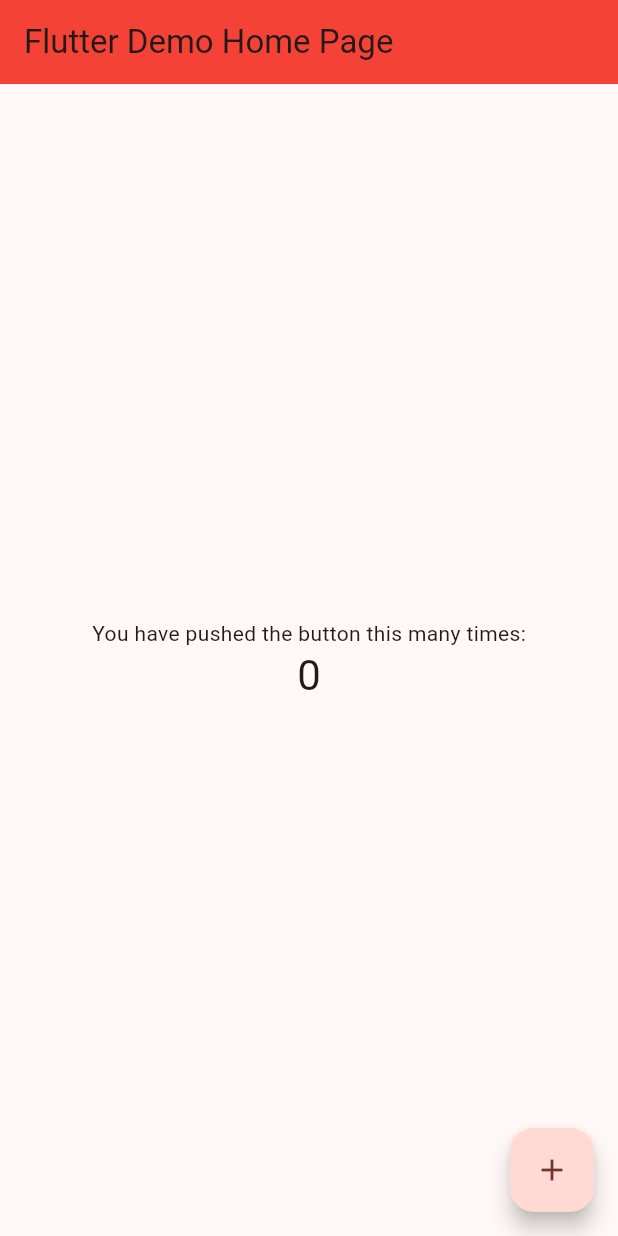
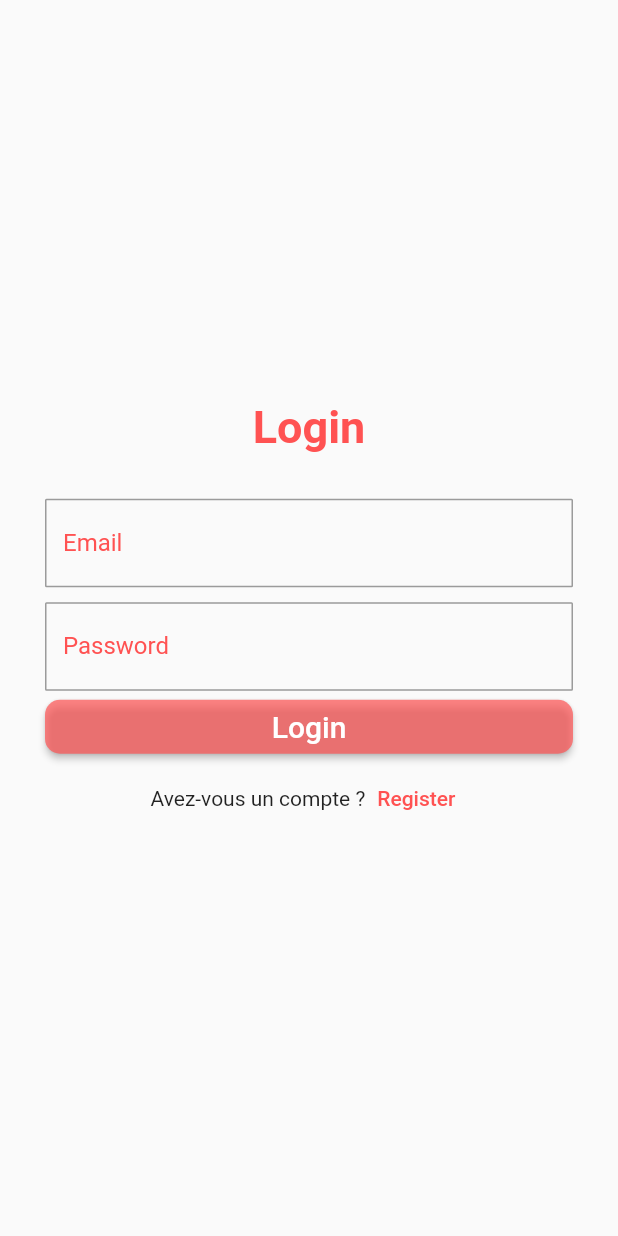
Before and after one commit to Thibaud-LAMON/flutter-CRUD-articles, a Flutter app: the screen it shows after launch, on a phone screen of 412 x 824 dp. Run offline on Flutter 3.47's test engine with Material 2 defaults, Android fonts, the phone set to English and light mode, and no system bars.

Commit message:
design login page

```diff
--- a/lib/main.dart
+++ b/lib/main.dart
@@ -1,3 +1,4 @@
+import 'package:article/screen/homePage.dart';
 import 'package:flutter/material.dart';
 
 void main() {
@@ -7,119 +8,11 @@ void main() {
 class MyApp extends StatelessWidget {
   const MyApp({super.key});
 
-  // This widget is the root of your application.
   @override
   Widget build(BuildContext context) {
     return MaterialApp(
-      title: 'Flutter Demo',
-      theme: ThemeData(
-        // This is the theme of your application.
-        //
-        // TRY THIS: Try running your application with "flutter run". You'll see
-        // the application has a blue toolbar. Then, without quitting the app,
-        // try changing the seedColor in the colorScheme below to Colors.green
-        // and then invoke "hot reload" (save your changes or press the "hot
-        // reload" button in a Flutter-supported IDE, or press "r" if you used
-        // the command line to start the app).
-        //
-        // Notice that the counter didn't reset back to zero; the application
-        // state is not lost during the reload. To reset the state, use hot
-        // restart instead.
-        //
-        // This works for code too, not just values: Most code changes can be
-        // tested with just a hot reload.
-        colorScheme: ColorScheme.fromSeed(seedColor: Colors.red),
-        useMaterial3: true,
-      ),
-      home: const MyHomePage(title: 'Flutter Demo Home Page'),
+      debugShowCheckedModeBanner: false,
+      home: HomePage(),
     );
   }
 }
-
-class MyHomePage extends StatefulWidget {
-  const MyHomePage({super.key, required this.title});
-
-  // This widget is the home page of your application. It is stateful, meaning
-  // that it has a State object (defined below) that contains fields that affect
-  // how it looks.
-
-  // This class is the configuration for the state. It holds the values (in this
-  // case the title) provided by the parent (in this case the App widget) and
-  // used by the build method of the State. Fields in a Widget subclass are
-  // always marked "final".
-
-  final String title;
-
-  @override
-  State<MyHomePage> createState() => _MyHomePageState();
-}
-
-class _MyHomePageState extends State<MyHomePage> {
-  int _counter = 0;
-
-  void _incrementCounter() {
-    setState(() {
-      // This call to setState tells the Flutter framework that something has
-      // changed in this State, which causes it to rerun the build method below
-      // so that the display can reflect the updated values. If we changed
-      // _counter without calling setState(), then the build method would not be
-      // called again, and so nothing would appear to happen.
-      _counter++;
-    });
-  }
-
-  @override
-  Widget build(BuildContext context) {
-    // This method is rerun every time setState is called, for instance as done
-    // by the _incrementCounter method above.
-    //
-    // The Flutter framework has been optimized to make rerunning build methods
-    // fast, so that you can just rebuild anything that needs updating rather
-    // than having to individually change instances of widgets.
-    return Scaffold(
-      appBar: AppBar(
-        // TRY THIS: Try changing the color here to a specific color (to
-        // Colors.amber, perhaps?) and trigger a hot reload to see the AppBar
-        // change color while the other colors stay the same.
-        backgroundColor: Colors.red,
-        // Here we take the value from the MyHomePage object that was created by
-        // the App.build method, and use it to set our appbar title.
-        title: Text(widget.title),
-      ),
-      body: Center(
-        // Center is a layout widget. It takes a single child and positions it
-        // in the middle of the parent.
-        child: Column(
-          // Column is also a layout widget. It takes a list of children and
-          // arranges them vertically. By default, it sizes itself to fit its
-          // children horizontally, and tries to be as tall as its parent.
-          //
-          // Column has various properties to control how it sizes itself and
-          // how it positions its children. Here we use mainAxisAlignment to
-          // center the children vertically; the main axis here is the vertical
-          // axis because Columns are vertical (the cross axis would be
-          // horizontal).
-          //
-          // TRY THIS: Invoke "debug painting" (choose the "Toggle Debug Paint"
-          // action in the IDE, or press "p" in the console), to see the
-          // wireframe for each widget.
-          mainAxisAlignment: MainAxisAlignment.center,
-          children: <Widget>[
-            const Text(
-              'You have pushed the button this many times:',
-            ),
-            Text(
-              '$_counter',
-              style: Theme.of(context).textTheme.headlineMedium,
-            ),
-          ],
-        ),
-      ),
-      floatingActionButton: FloatingActionButton(
-        onPressed: _incrementCounter,
-        tooltip: 'Increment',
-        child: const Icon(Icons.add),
-      ), // This trailing comma makes auto-formatting nicer for build methods.
-    );
-  }
-}
--- /dev/null
+++ b/lib/screen/authentication/login.dart
@@ -0,0 +1,64 @@
+import 'package:article/widgets/customTextField.dart';
+import 'package:flutter/material.dart';
+
+class Login extends StatefulWidget {
+  const Login({super.key});
+
+  @override
+  State<Login> createState() => _LoginState();
+}
+
+class _LoginState extends State<Login> {
+  CustomTextField emailText = new CustomTextField(
+    title: "Email",
+    placeholder: "Enter email"
+  );
+  CustomTextField passText = new CustomTextField(
+      title: "Password",
+      placeholder: "*****",
+      ispass: true
+  );
+  @override
+  Widget build(BuildContext context) {
+    return Scaffold(
+      body: Center(
+        child: SingleChildScrollView(
+          child: Container(
+            padding: EdgeInsets.all(30),
+            child: Column(
+              crossAxisAlignment: CrossAxisAlignment.stretch,
+              children: [
+                Text("Login", textAlign : TextAlign.center, style: TextStyle(fontSize: 30, fontWeight: FontWeight.bold, color: Colors.redAccent),),
+                SizedBox(height: 30,),
+                emailText.textformfield(),
+                SizedBox(height: 10,),
+                passText.textformfield(),
+                ElevatedButton(onPressed: (){},
+                  child: Text("Login", style: TextStyle(color: Colors.white, fontSize: 20),),
+                  style: ElevatedButton.styleFrom(
+                      backgroundColor: Colors.redAccent.withOpacity(.7),
+                      shape: RoundedRectangleBorder(
+                        borderRadius: BorderRadius.circular(10)
+                      )
+                  ),
+                ),
+                Row(
+                  mainAxisAlignment: MainAxisAlignment.center,
+                  children: [
+                    Text("Avez-vous un compte ?"),
+                    TextButton(
+                        onPressed: () {},
+                        child: (Text("Register", style: TextStyle(color: Colors.redAccent),))
+                    )
+                  ],
+                )
+              ],
+            ),
+          ),
+        ),
+      ),
+    );
+  }
+}
+
+//reprendre à 16:15
--- /dev/null
+++ b/lib/screen/homePage.dart
@@ -0,0 +1,16 @@
+import 'package:article/screen/authentication/login.dart';
+import 'package:flutter/material.dart';
+
+class HomePage extends StatefulWidget {
+  const HomePage({super.key});
+
+  @override
+  State<HomePage> createState() => _HomePageState();
+}
+
+class _HomePageState extends State<HomePage> {
+  @override
+  Widget build(BuildContext context) {
+    return Login();
+  }
+}
--- /dev/null
+++ b/lib/widgets/customTextField.dart
@@ -0,0 +1,32 @@
+import 'package:flutter/material.dart';
+
+class CustomTextField {
+  final String title;
+  final String placeholder;
+  final bool ispass;
+  String err;
+  String _value=""; //accessible uniquement dans la classe
+  CustomTextField({this.title="", this.placeholder="", this.ispass=false, this.err=""});
+  TextFormField textformfield(){
+    return TextFormField(
+      onChanged: (e){
+        _value= e;
+      },
+      validator: (e) => e!.isEmpty ? this.err : null,
+      obscureText: this.ispass,
+      decoration: InputDecoration(
+        hintText: this.placeholder,
+        labelText: this.title,
+        labelStyle: TextStyle(color: Colors.redAccent),
+        border: OutlineInputBorder(
+          borderRadius: BorderRadius.all(Radius.circular(1))
+        ),
+        focusedBorder: OutlineInputBorder(
+          borderSide: BorderSide(
+            color: Colors.redAccent
+          )
+        )
+      ),
+    );
+  }
+}
```
Also changed, not shown: lib/screen/authentication/register.dart (added).
